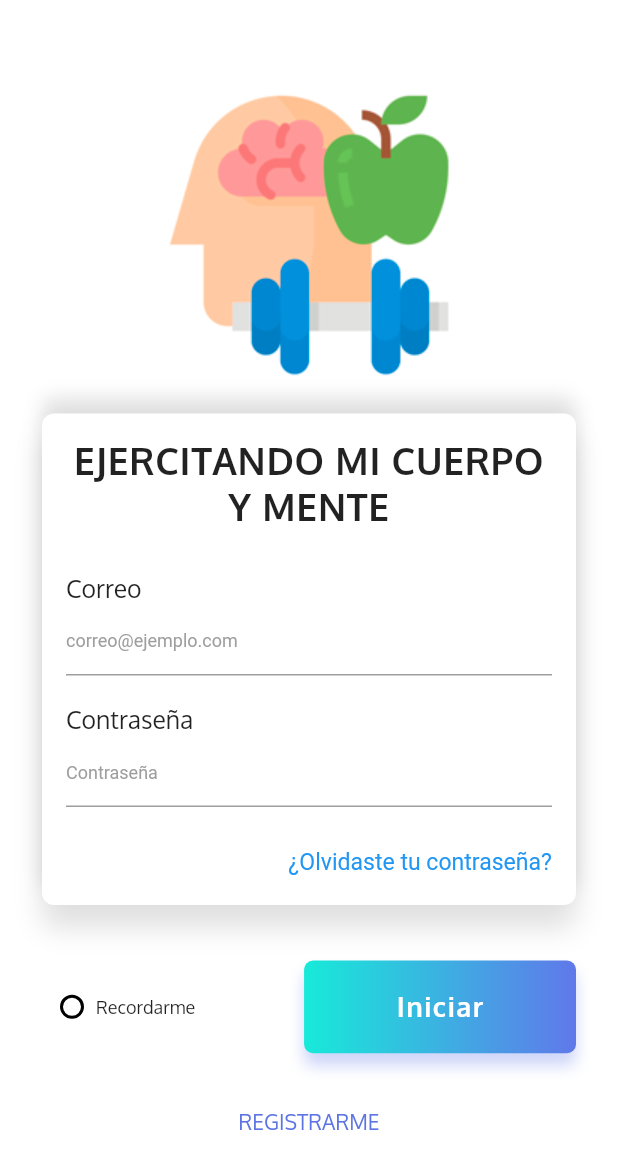
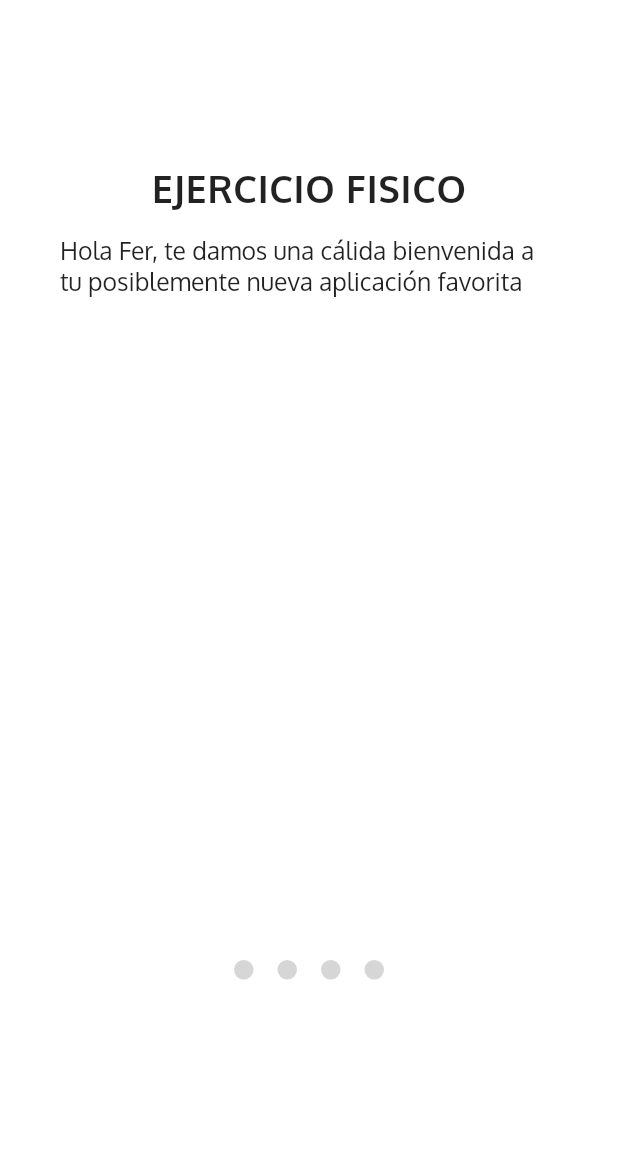
Before and after one commit to dannielgloria/app_de_ejercicio, a Flutter app: the screen it shows after launch, after a tap on "REGISTRARME", on a phone screen of 412 x 824 dp. Shown: the top 1169 px of the screen. Run offline on Flutter 3.47's test engine with Material 2 defaults, Android fonts, the phone set to English and light mode, and no system bars; our stand-ins replace flutter_screenutil; Roboto replaces fonts that are missing (Oxigen).

Commit message:
Added introScreen and register

```diff
--- /dev/null
+++ b/lib/screens/IntroScreen.dart
@@ -0,0 +1,324 @@
+import 'package:app_de_ejercicio/styles/colorStyle.dart';
+import 'package:app_de_ejercicio/styles/fontStyle.dart';
+import 'package:app_de_ejercicio/widgets/RegisterCard.dart';
+import 'package:flutter/material.dart';
+import 'package:flutter/services.dart';
+import 'package:flutter_screenutil/flutter_screenutil.dart';
+
+class IntroScreen extends StatefulWidget {
+  @override
+  _IntroScreenState createState() => _IntroScreenState();
+}
+
+class _IntroScreenState extends State<IntroScreen> {
+  final int _numPages = 4;
+  final PageController _pageController = PageController(initialPage: 0);
+  int _currentPage;
+
+  List<Widget> _buildPageIndicator(){
+    List<Widget> list =[];
+    for (int i=0; i < _numPages; i++){
+      list.add(i == _currentPage ? _indicator(true):_indicator(false));
+    }
+    return list;
+  }
+
+  Widget _indicator(bool isActive){
+    return AnimatedContainer(
+      duration: Duration(milliseconds: 150),
+      margin: EdgeInsets.symmetric(horizontal: 8.0),
+      height: isActive ? 17.0 : 13.0,
+      width: isActive ? 17.0 : 13.0,
+      decoration: BoxDecoration(
+        color: isActive ? Color(0xFF006ba6)
+        : Colors.grey[350],
+        borderRadius: BorderRadius.all(Radius.circular(12)),
+      ),
+    );
+  }
+
+  @override
+  Widget build(BuildContext context) {
+    return Scaffold(
+      body: AnnotatedRegion<SystemUiOverlayStyle>(
+        value: SystemUiOverlayStyle.light,
+        child: Container(
+          color: Colors.white,
+          child: Padding(
+            padding: EdgeInsets.symmetric(vertical: 40.0),
+            child: Column(
+              crossAxisAlignment: CrossAxisAlignment.stretch,
+              children: <Widget>[
+                // Container(
+                //   alignment: Alignment.centerRight,
+                //   child: FlatButton(
+                //     onPressed: () => _showDialog(),
+                //     child: Text(
+                //       'Saltar',
+                //       style: dButtonStyle,
+                //     ),
+                //   ),
+                // ),
+                Container(
+                  height: 600.0,
+                  child: PageView(
+                    physics: ClampingScrollPhysics(),
+                    controller: _pageController,
+                    onPageChanged: (int page) {
+                      setState(() {
+                        _currentPage = page;
+                      });
+                    },
+                    children: <Widget>[
+                      Padding(
+                        padding: EdgeInsets.all(40.0),
+                        child: Column(
+                          crossAxisAlignment: CrossAxisAlignment.start,
+                          children: <Widget>[
+                            // Center(
+                            //   child: Image(
+                            //     image: AssetImage(
+                            //       'assets/images/hello.png',
+                            //     ),
+                            //     height: 300.0,
+                            //     width: 300.0,
+                            //   ),
+                            // ),
+                            SizedBox(height: 30.0),
+                            Center(
+                              child: Text(
+                              'EJERCICIO FISICO',
+                              style: dTitleStyle,
+                            ),
+                            ),
+
+                            SizedBox(height: 15.0),
+                            Text(
+                              'Hola Fer, te damos una cálida bienvenida a tu posiblemente nueva aplicación favorita',
+                              style: dSimpleStyle,
+                            ),
+                          ],
+                        ),
+                      ),
+                      Padding(
+                        padding: EdgeInsets.all(40.0),
+                        child: Column(
+                          crossAxisAlignment: CrossAxisAlignment.start,
+                          children: <Widget>[
+                            // Center(
+                            //   child: Image(
+                            //     image: AssetImage(
+                            //       'assets/images/stayHome.png',
+                            //     ),
+                            //     height: 300.0,
+                            //     width: 300.0,
+                            //   ),
+                            // ),
+
+                            SizedBox(height: 30.0),
+                            Center(
+                              child: Text(
+                              'IMPEDIMENTOS',
+                              style: dTitleStyle),
+                            ),
+                            SizedBox(height: 15.0),
+                            Text(
+                              'El no salir de casa no fue una tarea sencilla, posiblemente quisiste salir para ver a alguien, a caminar o tan solo ir a la tienda',
+                              style: dSimpleStyle,
+                            ),
+                          ],
+                        ),
+                      ),
+                      Padding(
+                        padding: EdgeInsets.all(40.0),
+                        child: Column(
+                          crossAxisAlignment: CrossAxisAlignment.start,
+                          children: <Widget>[
+                            // Center(
+                            //   child: Image(
+                            //     image: AssetImage(
+                            //       'assets/images/stayHome.png',
+                            //     ),
+                            //     height: 300.0,
+                            //     width: 300.0,
+                            //   ),
+                            // ),
+
+                            SizedBox(height: 30.0),
+                            Center(
+                              child: Text(
+                              'ACTITUD AL EJERCICIO',
+                              style: dTitleStyle),
+                            ),
+                            SizedBox(height: 15.0),
+                            Text(
+                              'El no salir de casa no fue una tarea sencilla, posiblemente quisiste salir para ver a alguien, a caminar o tan solo ir a la tienda',
+                              style: dSimpleStyle,
+                            ),
+                          ],
+                        ),
+                      ),
+                      Padding(
+                        padding: EdgeInsets.all(40.0),
+                        child: Column(
+                          crossAxisAlignment: CrossAxisAlignment.start,
+                          children: <Widget>[
+                            // Center(
+                            //   child: Image(
+                            //     image: AssetImage(
+                            //       'assets/images/congrats.png',
+                            //     ),
+                            //     height: 300.0,
+                            //     width: 300.0,
+                            //   ),
+                            // ),
+
+                            RegisterCard(),
+
+                            // SizedBox(height: 30.0),
+                            // Text(
+                            //   'Pero ¡hey! lo lograste ahora estas a salvo',
+                            //   style: dTitleStyle,
+                            //   textAlign: TextAlign.center,
+                            // ),
+
+
+
+                          ],
+                        ),
+                      ),
+                    ],
+                  ),
+                ),
+                Row(
+                  mainAxisAlignment: MainAxisAlignment.center,
+                  children: _buildPageIndicator(),
+                ),
+                // _currentPage != _numPages - 1
+                //     ? Expanded(
+                //         child: Align(
+                //           alignment: FractionalOffset.bottomRight,
+                //           child: InkWell(
+                //             child: Container(
+                //               width: ScreenUtil.getInstance().setWidth(330),
+                //               height: ScreenUtil.getInstance().setHeight(100),
+                //               decoration: BoxDecoration(
+                //                   gradient: LinearGradient(colors: [
+                //                     Color(0xFF17ead9),
+                //                     Color(0xFF6078ea)
+                //                   ]),
+                //                   borderRadius: BorderRadius.circular(6.0),
+                //                   boxShadow: [
+                //                     BoxShadow(
+                //                         color: Color(0xFF6078ea).withOpacity(.3),
+                //                         offset: Offset(0.0, 8.0),                                          blurRadius: 8.0)
+                //                   ]),
+                //               child: Material(
+                //                 color: Colors.transparent,
+                //                 child: InkWell(
+                //                   onTap: () {
+                //                     _pageController.nextPage(
+                //                       duration: Duration(milliseconds: 500),
+                //                       curve: Curves.ease,
+                //                     );
+                //                   },
+                //                   child: Center(
+                //                     child: Text("Siguiente",
+                //                         style: dButtonStyle
+                //                     ),
+                //                   ),
+                //                 ),
+                //               ),
+                //             ),
+                //           ),
+                //         ),
+                //       ): Text(''),
+              ],
+            ),
+          ),
+        ),
+      ),
+      bottomSheet: _currentPage == _numPages - 1
+          ? Container(
+              height: 100.0,
+              width: double.infinity,
+              color: Colors.white,
+              child: GestureDetector(
+                onTap: () {
+                  Navigator.push(
+                    context,
+                    MaterialPageRoute(builder: (context)=> null),
+                  );
+                },
+                child: Center(
+                  child: Container(
+                    width: ScreenUtil.getInstance().setWidth(800),
+                    height: ScreenUtil.getInstance().setHeight(180),
+                    decoration: BoxDecoration(
+                      gradient: dColorGradient,
+                      borderRadius: BorderRadius.circular(6.0),
+                      boxShadow: dColorBoxShadow,
+                    ),
+                    child: Material(
+                      color: Colors.transparent,
+                      child: InkWell(
+                        child: Center(
+                          child: Text("ACEPTAR",
+                              style: dButtonStyle
+                          ),
+                        ),
+                      ),
+                    ),
+                  ),
+                ),
+              ),
+            )
+          : Text(''),
+    );
+  }
+  // user defined function
+  void _showDialog() {
+    // flutter defined function
+    showDialog(
+        context: context,
+        builder: (BuildContext context) {
+          return Dialog(
+            shape: RoundedRectangleBorder(
+                borderRadius:
+                    BorderRadius.circular(20.0)), //this right here
+            child: Container(
+              height: 150,
+              child: Padding(
+                padding: const EdgeInsets.all(12.0),
+                child: Column(
+                  mainAxisAlignment: MainAxisAlignment.center,
+                  crossAxisAlignment: CrossAxisAlignment.start,
+                  children: [
+                    TextField(
+                      textAlign: TextAlign.center,
+                      decoration: InputDecoration(
+                          border: InputBorder.none,
+                          labelText: 'Te recomendamos no saltarte\npasos te espera una gran sorpresa!')
+                    ),
+                    SizedBox(
+                      width: 320.0,
+                      child: RaisedButton(
+                        onPressed: () {
+                          Navigator.pop(context, true);
+                        },
+                        child: Text(
+                          "Vale",
+                          style: TextStyle(color: Colors.white),
+                        ),
+                        color: const Color(0xFF679b9b),
+                      ),
+                    )
+                  ],
+                ),
+              ),
+            ),
+          );
+        });
+  }
+
+}
--- a/lib/screens/LoginScreen.dart
+++ b/lib/screens/LoginScreen.dart
@@ -1,3 +1,6 @@
+import 'package:app_de_ejercicio/screens/IntroScreen.dart';
+import 'package:app_de_ejercicio/styles/colorStyle.dart';
+import 'package:app_de_ejercicio/styles/fontStyle.dart';
 import 'package:app_de_ejercicio/widgets/LoginCard.dart';
 import 'package:flutter/material.dart';
 import 'package:flutter_screenutil/flutter_screenutil.dart';
@@ -86,8 +89,8 @@ class _LoginScreenState extends State<LoginScreen> {
                             width: 8.0,
                           ),
                           Text("Recordarme",
-                              style: TextStyle(
-                                  fontSize: 12, fontFamily: "Oxygen"))
+                              style: dSimpleStyle,
+                          )
                         ],
                       ),
                       InkWell(
@@ -95,28 +98,18 @@ class _LoginScreenState extends State<LoginScreen> {
                           width: ScreenUtil.getInstance().setWidth(330),
                           height: ScreenUtil.getInstance().setHeight(100),
                           decoration: BoxDecoration(
-                              gradient: LinearGradient(colors: [
-                                Color(0xFF17ead9),
-                                Color(0xFF6078ea)
-                              ]),
+                              gradient: dColorGradient,
                               borderRadius: BorderRadius.circular(6.0),
-                              boxShadow: [
-                                BoxShadow(
-                                    color: Color(0xFF6078ea).withOpacity(.3),
-                                    offset: Offset(0.0, 8.0),
-                                    blurRadius: 8.0)
-                              ]),
+                              boxShadow: dColorBoxShadow,
+                          ),
                           child: Material(
                             color: Colors.transparent,
                             child: InkWell(
                               onTap: () {},
                               child: Center(
                                 child: Text("Iniciar",
-                                    style: TextStyle(
-                                        color: Colors.white,
-                                        fontFamily: "Oxygen-Bold",
-                                        fontSize: 18,
-                                        letterSpacing: 1.0)),
+                                    style: dButtonStyle
+                                ),
                               ),
                             ),
                           ),
@@ -131,11 +124,15 @@ class _LoginScreenState extends State<LoginScreen> {
                     mainAxisAlignment: MainAxisAlignment.center,
                     children: <Widget>[
                       InkWell(
-                        onTap: () {},
+                        onTap: () {
+                          Navigator.push(
+                            context,
+                            MaterialPageRoute(builder: (context)=> IntroScreen()),
+                          );
+                        },
                         child: Text("REGISTRARME",
-                            style: TextStyle(
-                                color: Color(0xFF5d74e3),
-                                fontFamily: "Oxygen")),
+                            style: dLinkStyle
+                            ),
                       )
                     ],
                   ),
--- /dev/null
+++ b/lib/styles/colorStyle.dart
@@ -0,0 +1,11 @@
+import 'package:flutter/material.dart';
+
+final dColorGradient = LinearGradient(colors: [
+  Color(0xFF17ead9),
+  Color(0xFF6078ea)
+]);
+
+final dColorBoxShadow = [BoxShadow(
+                        color: Color(0xFF6078ea).withOpacity(.3),
+                        offset: Offset(0.0, 8.0),
+                        blurRadius: 8.0)];
--- /dev/null
+++ b/lib/styles/fontStyle.dart
@@ -0,0 +1,26 @@
+import 'package:flutter/material.dart';
+import 'package:flutter_screenutil/flutter_screenutil.dart';
+
+final dTitleStyle = TextStyle(
+  fontSize: ScreenUtil.getInstance().setSp(45),
+  fontFamily: "Oxygen-Bold",
+  letterSpacing: 0.5
+);
+
+final dSimpleStyle = TextStyle(
+  fontSize: ScreenUtil.getInstance().setSp(30),
+  fontFamily: "Oxygen"
+);
+
+final dLinkStyle = TextStyle(
+  color: Colors.blue,
+  fontFamily: "Oxigen",
+  fontSize: ScreenUtil.getInstance().setSp(28)
+);
+
+final dButtonStyle = TextStyle(
+  color: Colors.white,
+  fontFamily: "Oxygen-Bold",
+  fontSize: 18,
+  letterSpacing: 1.0
+);
--- a/lib/widgets/LoginCard.dart
+++ b/lib/widgets/LoginCard.dart
@@ -1,3 +1,4 @@
+import 'package:app_de_ejercicio/styles/fontStyle.dart';
 import 'package:flutter/material.dart';
 import 'package:flutter_screenutil/flutter_screenutil.dart';
 
@@ -31,16 +32,11 @@ class LoginCard extends StatelessWidget {
           children: <Widget>[
             Text("EJERCITANDO MI CUERPO Y MENTE",
               textAlign: TextAlign.center,
-              style: TextStyle(
-                fontSize: ScreenUtil.getInstance().setSp(45),
-                fontFamily: "Oxygen-Bold",
-                letterSpacing: 0.5)
+              style: dTitleStyle,
             ),
             SizedBox(height: ScreenUtil.getInstance().setHeight(45)),
             Text("Correo",
-              style: TextStyle(
-                fontSize: ScreenUtil.getInstance().setSp(30),
-                fontFamily: "Oxygen")
+              style: dSimpleStyle,
             ),
             TextField(
               decoration: InputDecoration(
@@ -49,9 +45,7 @@ class LoginCard extends StatelessWidget {
             ),
             SizedBox(height: ScreenUtil.getInstance().setHeight(30)),
             Text("Contraseña",
-                style: TextStyle(
-                  fontFamily: "Oxygen",
-                  fontSize: ScreenUtil.getInstance().setSp(30))
+                style: dSimpleStyle,
             ),
             TextField(
               obscureText: true,
@@ -65,10 +59,7 @@ class LoginCard extends StatelessWidget {
               children: <Widget>[
                 Text(
                   "¿Olvidaste tu contraseña?",
-                  style: TextStyle(
-                      color: Colors.blue,
-                      fontFamily: "Oxigen",
-                      fontSize: ScreenUtil.getInstance().setSp(28)),
+                  style: dLinkStyle,
                 )
               ],
             ),
```
Also changed, not shown: lib/widgets/RegisterCard.dart (added, +117 -0 lines).
